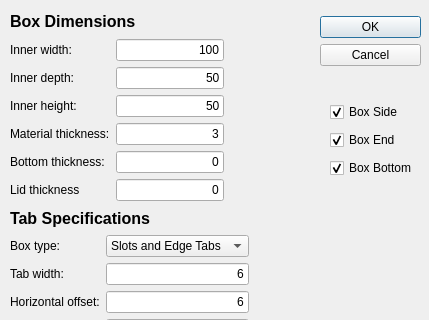
First picture: the form in Macro_LaserCutBox.ui, repository gharley/FreeCAD_Macros, before the edit; both pictures show x 0 to 429 and y 0 to 320 of the 429 by 458 pixel window.
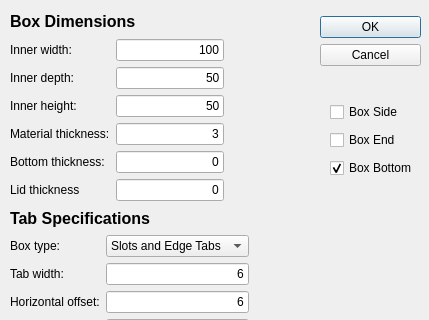
Second picture: the form after the edit.

Commit message: still working on edge tabs

The edit to the form file:
```diff
--- a/Macro_LaserCutBox.ui
+++ b/Macro_LaserCutBox.ui
@@ -558,7 +558,7 @@
        <string>Box Side</string>
       </property>
       <property name="checked">
-       <bool>true</bool>
+       <bool>false</bool>
       </property>
      </widget>
     </item>
@@ -571,7 +571,7 @@
        <string>Box End</string>
       </property>
       <property name="checked">
-       <bool>true</bool>
+       <bool>false</bool>
       </property>
      </widget>
     </item>
```
The commit also changes 1 other file.
